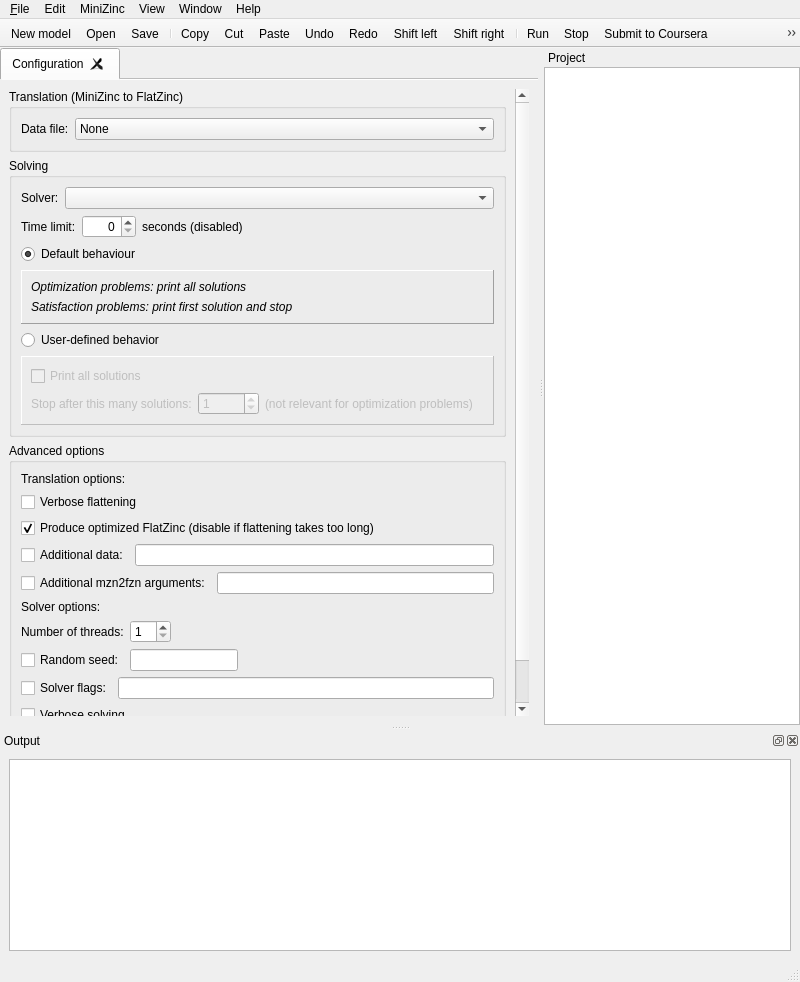
This is MiniZincIDE/mainwindow.ui in MiniZinc/MiniZincIDE as Qt 5 draws it before an edit. The edited form follows.
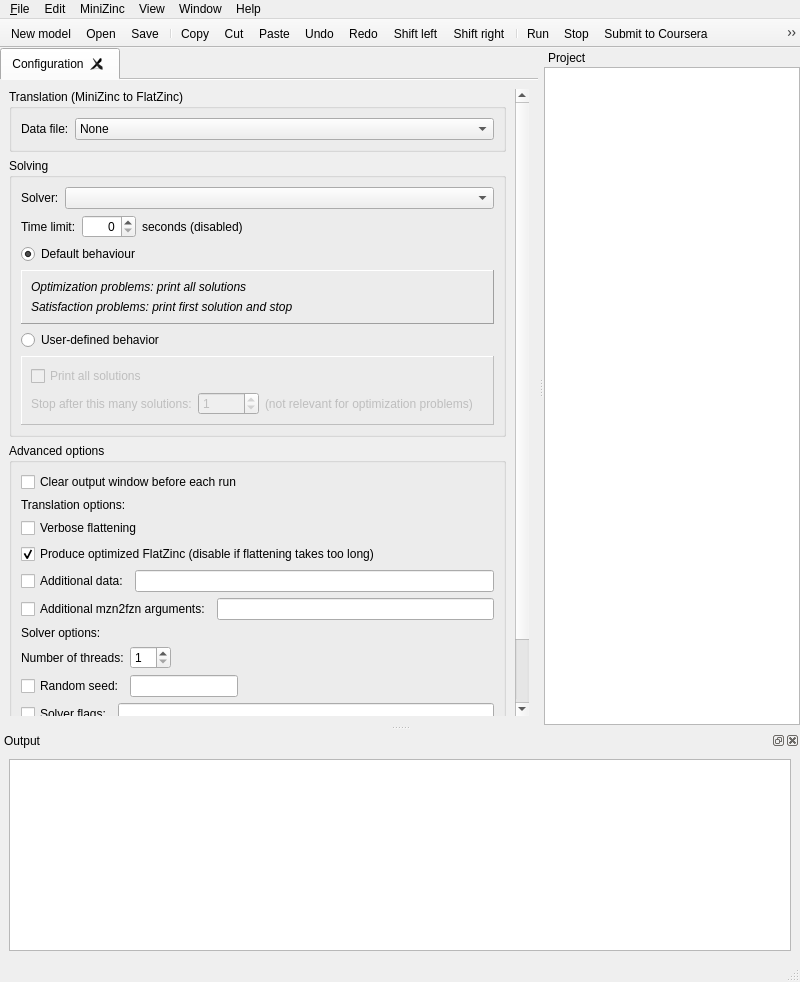
This is the edited form. Icons and pictures are not drawn. Custom widgets are drawn as their Qt base class.

Commit message: Add configuration option for automatically clearing the output window for each solver run. Fixes #7.

Patch:
```diff
--- a/MiniZincIDE/mainwindow.ui
+++ b/MiniZincIDE/mainwindow.ui
@@ -89,9 +89,9 @@
            <property name="geometry">
             <rect>
              <x>0</x>
-             <y>0</y>
+             <y>-181</y>
              <width>593</width>
-             <height>774</height>
+             <height>797</height>
             </rect>
            </property>
            <layout class="QVBoxLayout" name="verticalLayout_6">
@@ -384,6 +384,13 @@
                <bool>false</bool>
               </property>
               <layout class="QVBoxLayout" name="verticalLayout_5">
+               <item>
+                <widget class="QCheckBox" name="autoclear_output">
+                 <property name="text">
+                  <string>Clear output window before each run</string>
+                 </property>
+                </widget>
+               </item>
                <item>
                 <widget class="QLabel" name="label_7">
                  <property name="text">
```
Left out of the diff: 1 changed line with no effect on the pictures. The commit also changes 3 other files.
